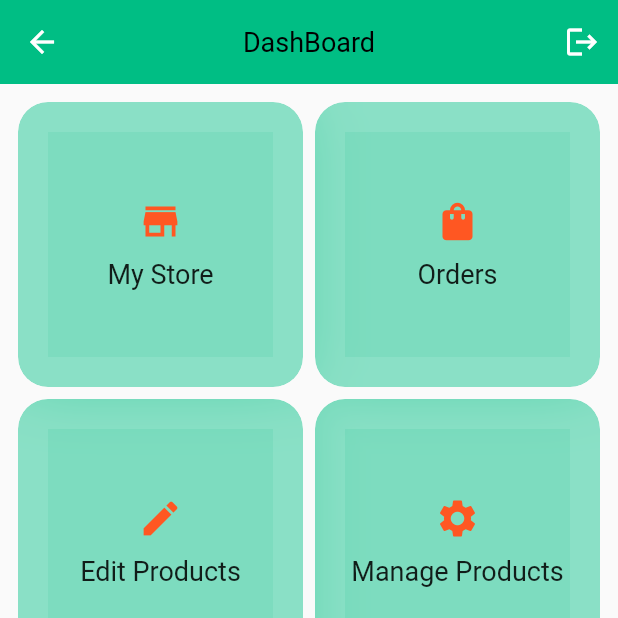
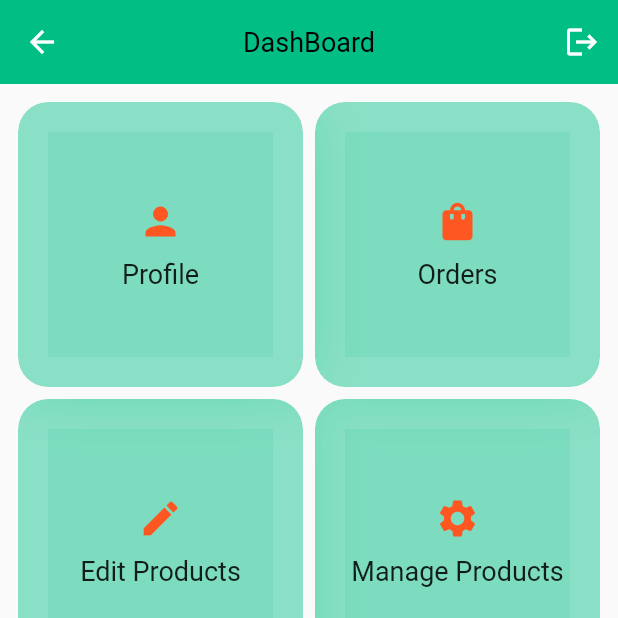
Before and after one commit to HeshamAli5225/ICHO_SHOP, a Flutter app: the DashboardScreen screen opened directly, on a phone screen of 412 x 824 dp, the top half of it. Run offline on Flutter 3.47's test engine with Material 2 defaults, Android fonts, the phone set to English and light mode, and no system bars; our stand-ins replace badges, carousel_slider, cloud_firestore, easy_localization, expandable, firebase_auth and 14 more; missing offline and left inert: flutter_facebook_auth, flutter_stripe, staggered_grid_view_flutter; accounts and stored records are empty.

Commit message:
update ui size

```diff
--- a/lib/logic/controllers/auth_controller.dart
+++ b/lib/logic/controllers/auth_controller.dart
@@ -22,7 +22,7 @@ class AuthController extends GetxController {
   var signInBefore = false;
   final GetStorage authBox = GetStorage();
   final GetStorage signInBeforeBox = GetStorage();
-  final GetStorage userType = GetStorage();
+  static final GetStorage userType = GetStorage();
 
   void visibility() {
     isVisible = !isVisible;
--- a/lib/veiw/screens/category_screen.dart
+++ b/lib/veiw/screens/category_screen.dart
@@ -9,6 +9,7 @@ import '../widgets/category/kids_category.dart';
 import '../widgets/category/men_categ.dart';
 import '../widgets/category/shoes_categ.dart';
 import '../widgets/category/women_categ.dart';
+
 
 List<ItemsData> items = [
   ItemsData(label: 'men'),
--- a/lib/veiw/screens/suppliers/dashboard.dart
+++ b/lib/veiw/screens/suppliers/dashboard.dart
@@ -4,6 +4,7 @@ import 'package:get/get_core/src/get_main.dart';
 import 'dart:ui';
 
 import 'package:shop/utils/theme.dart';
+import 'package:shop/veiw/screens/settings_screen.dart';
 import 'package:shop/veiw/screens/suppliers/edit_business.dart';
 import 'package:shop/veiw/screens/suppliers/manage_product/manage_products.dart';
 import 'package:shop/veiw/screens/suppliers/my_store.dart';
@@ -111,7 +112,7 @@ class DashData {
 }
 
 List<DashData> data = [
-  DashData(title: "My Store", icon: Icons.store),
+  DashData(title: "Profile", icon: Icons.person),
   DashData(title: "Orders", icon: Icons.shopping_bag),
   DashData(title: "Edit Products", icon: Icons.edit),
   DashData(title: "Manage Products", icon: Icons.settings),
@@ -119,7 +120,7 @@ List<DashData> data = [
   DashData(title: "analytics", icon: Icons.analytics),
 ];
 List<Widget> screens = [
-  MyStore(),
+  SettingsScreen(),
   SupplierOrders(),
   EditBusiness(),
   ManageProducts(),
--- a/lib/veiw/screens/suppliers/my_store.dart
+++ b/lib/veiw/screens/suppliers/my_store.dart
@@ -11,6 +11,7 @@ class MyStore extends StatelessWidget {
   Widget build(BuildContext context) {
     return Scaffold(
       appBar: AppBar(
+
         elevation: 0,
         backgroundColor: Colors.white,
         leading: AppBarBackButton(),
```
Also changed, not shown: lib/veiw/screens/settings_screen.dart (+4 -3 lines).
